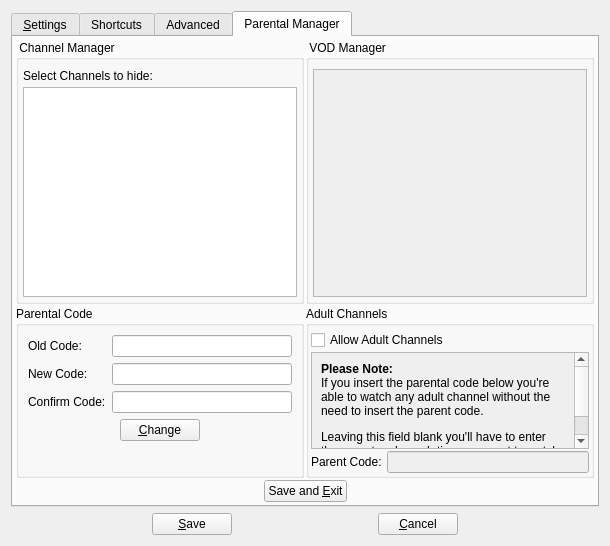
This is forms/csettingsdlg.ui in code-google-com/vlc-record as Qt 5 draws it before an edit. The edited form follows.
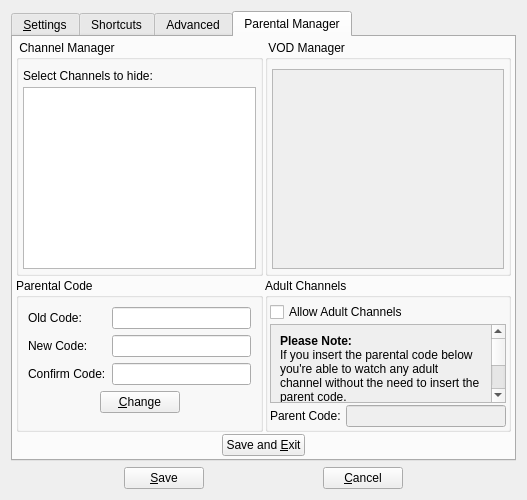
This is the edited form. The open tabs and pages were chosen to show the change. Icons and pictures are not drawn. Custom widgets are drawn as their Qt base class.

Commit message: - shrink size a little

What changed in the file:
```diff
--- a/forms/csettingsdlg.ui
+++ b/forms/csettingsdlg.ui
@@ -6,8 +6,8 @@
    <rect>
     <x>0</x>
     <y>0</y>
-    <width>610</width>
-    <height>546</height>
+    <width>476</width>
+    <height>458</height>
    </rect>
   </property>
   <property name="windowTitle">
@@ -816,8 +816,8 @@
                     <rect>
                      <x>0</x>
                      <y>0</y>
-                     <width>269</width>
-                     <height>220</height>
+                     <width>207</width>
+                     <height>175</height>
                     </rect>
                    </property>
                   </widget>
@@ -959,8 +959,8 @@
                     <rect>
                      <x>0</x>
                      <y>0</y>
-                     <width>257</width>
-                     <height>166</height>
+                     <width>194</width>
+                     <height>134</height>
                     </rect>
                    </property>
                    <layout class="QVBoxLayout" name="verticalLayout_10">
```
Left out of the diff: 2 changed lines with no effect on the pictures.
